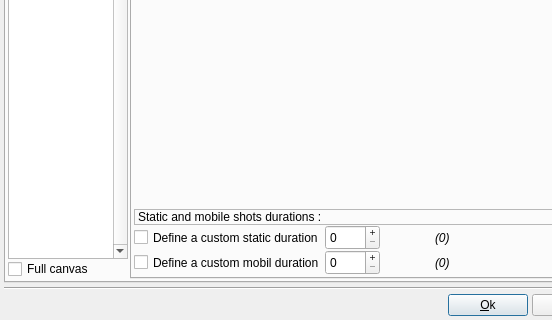
Qt form DlgImageProperties.ui (boenki/ffdiaporama) before a commit; both pictures show x 0 to 552 and y 180 to 500 of the 700 by 500 pixel window.
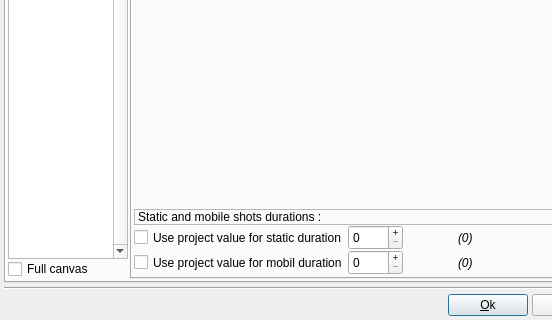
The same form after that commit. Icons and pictures are not drawn. Custom widgets are drawn as their Qt base class.

Diff of the .ui file:
```diff
--- a/DlgImageProperties.ui
+++ b/DlgImageProperties.ui
@@ -292,7 +292,7 @@
                   </size>
                  </property>
                  <property name="text">
-                  <string notr="true">Define a custom mobil duration</string>
+                  <string>Use project value for mobil duration</string>
                  </property>
                 </widget>
                </item>
@@ -360,7 +360,7 @@
                   </size>
                  </property>
                  <property name="text">
-                  <string notr="true">Define a custom static duration</string>
+                  <string>Use project value for static duration</string>
                  </property>
                 </widget>
                </item>
```
